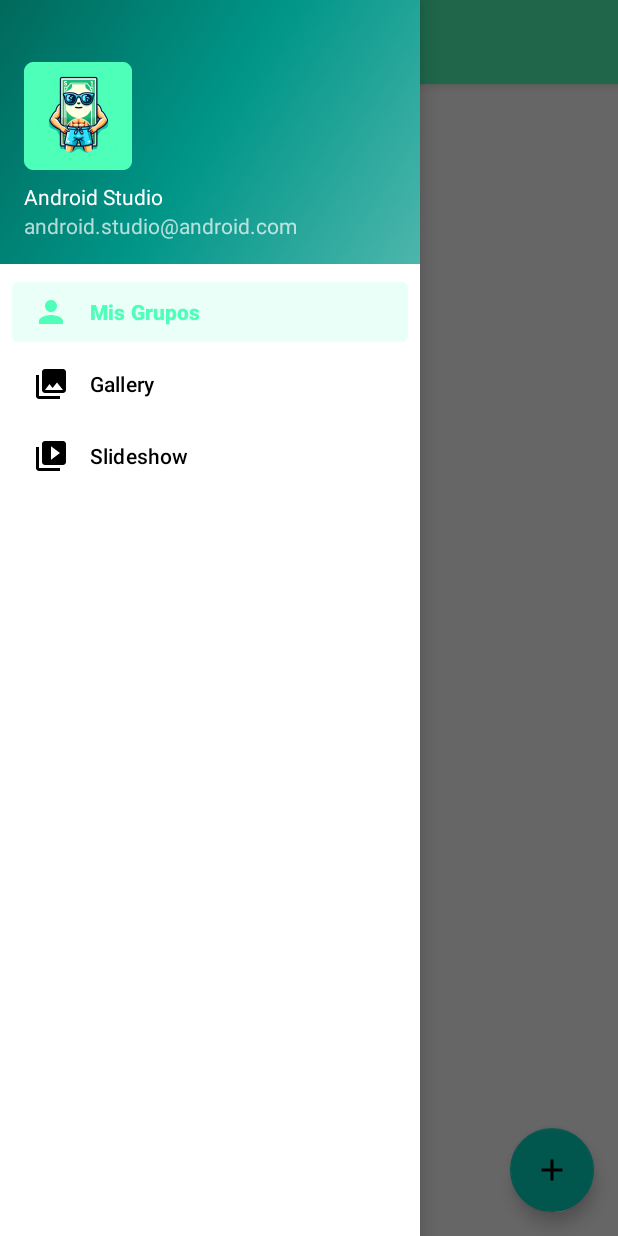
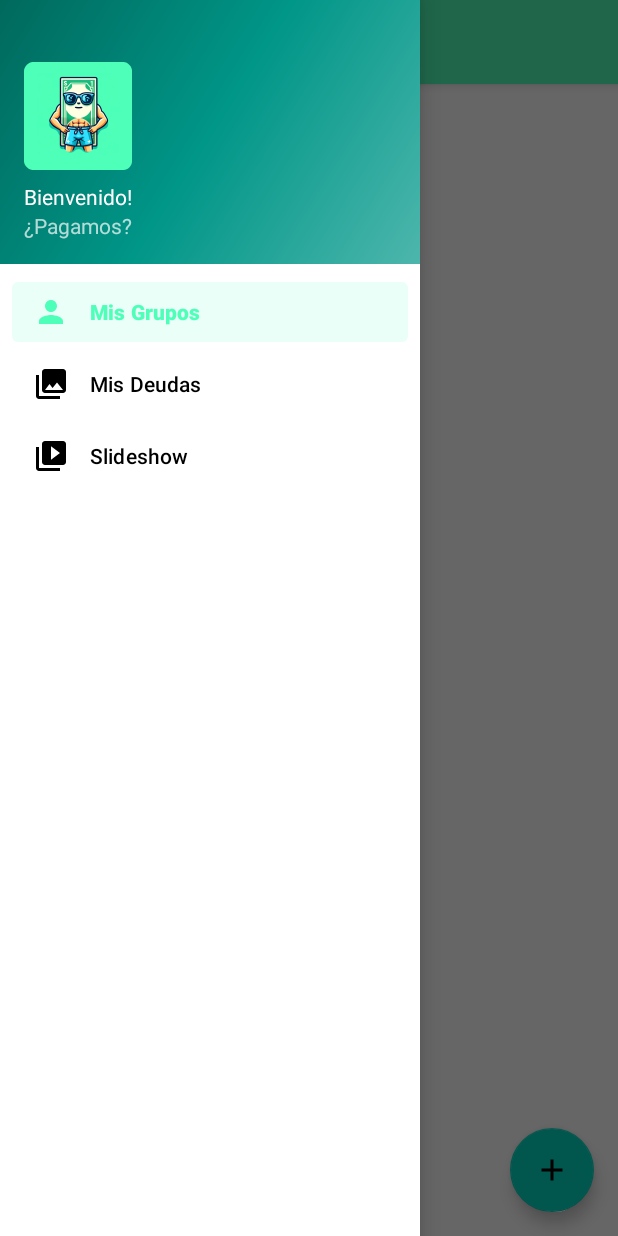
Before and after one commit to rafacm1803/Pay2Share, an Android app: the MainActivity screen opened directly, with no data from a screen before it, with the side drawer open, on a phone screen of 412 x 824 dp. Run offline under Robolectric (Android 15) with nearby library versions, the phone set to English and light mode, and no system bars; our stand-ins replace navigation-ui.

Commit message:
cambio Mis deudas (falta el logo)

```diff
--- a/app/src/main/res/values/strings.xml
+++ b/app/src/main/res/values/strings.xml
@@ -2,12 +2,12 @@
     <string name="app_name">Pay2Share</string>
     <string name="navigation_drawer_open">Open navigation drawer</string>
     <string name="navigation_drawer_close">Close navigation drawer</string>
-    <string name="nav_header_title">Android Studio</string>
-    <string name="nav_header_subtitle">android.studio@android.com</string>
+    <string name="nav_header_title">Bienvenido!</string>
+    <string name="nav_header_subtitle">¿Pagamos?</string>
     <string name="nav_header_desc">Navigation header</string>
     <string name="action_settings">Settings</string>
 
     <string name="menu_home">Home</string>
-    <string name="menu_gallery">Gallery</string>
+    <string name="menu_gallery">Mis Deudas</string>
     <string name="menu_slideshow">Slideshow</string>
 </resources>
```
